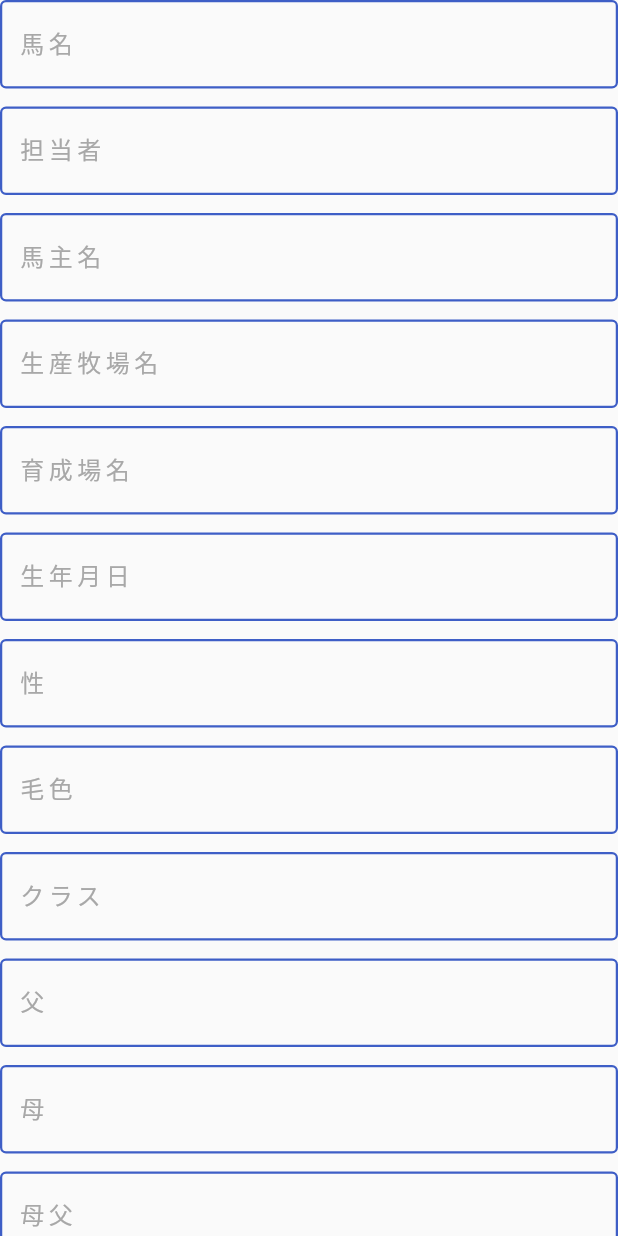
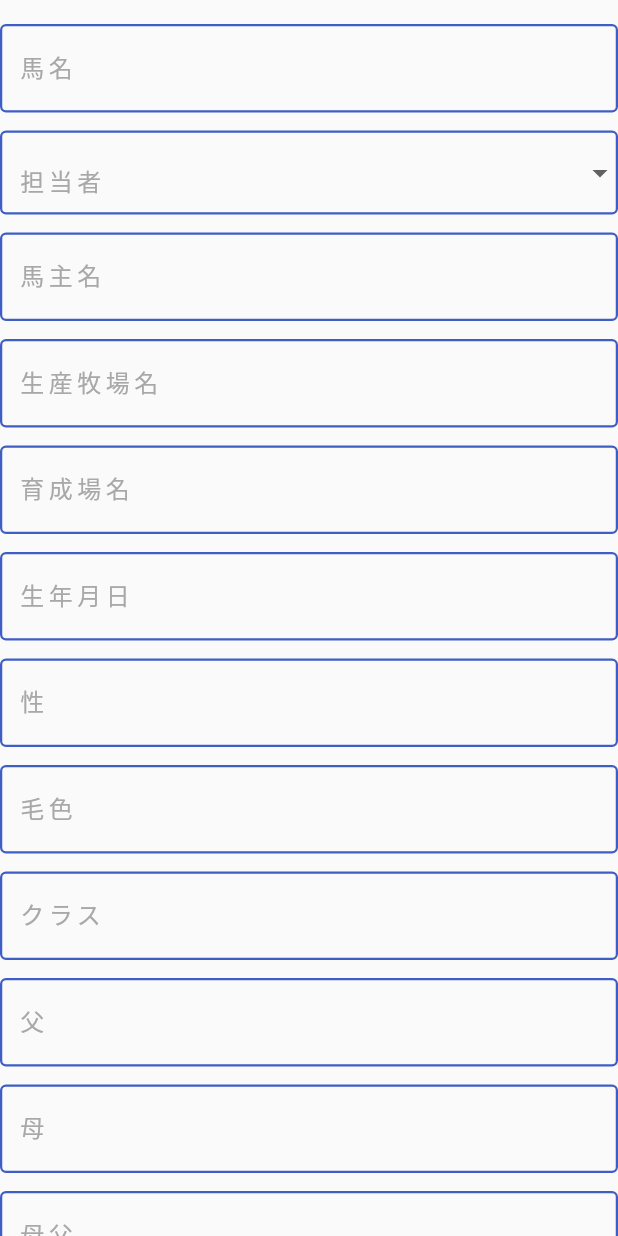
Before and after one commit to treefunk/inblo_flutter, a Flutter app: the AddHorseDialog widget shown alone on an empty page, opened directly, on a phone screen of 412 x 824 dp. Run offline on Flutter 3.47's test engine with Material 2 defaults, Android fonts, the phone set to English and light mode, and no system bars; our stand-ins replace flutter_slidable, flutter_svg; Roboto replaces fonts that are missing (Hiragino).

Commit message:
added dropdown and datepicker textfields

```diff
--- a/lib/common_widgets/general_dialog.dart
+++ b/lib/common_widgets/general_dialog.dart
@@ -1,7 +1,6 @@
 import 'package:flutter/material.dart';
 import 'package:flutter_svg/flutter_svg.dart';
-import 'package:inblo_app/common_widgets/inblo_text_button.dart';
-import 'package:inblo_app/common_widgets/inblo_text_field.dart';
+
 import 'package:inblo_app/constants/app_theme.dart';
 
 void showCustomDialog({
--- a/lib/common_widgets/inblo_text_field.dart
+++ b/lib/common_widgets/inblo_text_field.dart
@@ -2,22 +2,20 @@ import 'package:flutter/material.dart';
 
 import '../constants/app_theme.dart';
 
-class InbloTextField extends StatelessWidget {
-  String textHint;
-  int maxLines;
-
-  InbloTextField({this.textHint = "ーxーxーxー", this.maxLines = 1});
-
-  @override
-  Widget build(BuildContext context) {
-    return TextFormField(
-      style: TextStyle(
+const inbloTextFieldStyle = TextStyle(
   color: Colors.black,
   fontSize: 16,
   fontFamily: "Hiragino",
-      ),
-      decoration: InputDecoration(
+);
+
+InputDecoration getInputDecoration({
+  required BuildContext context,
+  required String textHint,
+  bool isDense = false,
+}) =>
+    InputDecoration(
       labelText: textHint,
+      isDense: isDense,
       alignLabelWithHint: true,
       labelStyle: TextStyle(
         color: Color(0xFFA8A8A8),
@@ -38,14 +36,101 @@ class InbloTextField extends StatelessWidget {
         borderRadius: BorderRadius.circular(4),
       ),
       focusedBorder: OutlineInputBorder(
-          borderSide:
-              BorderSide(width: 2, color: Theme.of(context).primaryColor),
+        borderSide: BorderSide(width: 2, color: Theme.of(context).primaryColor),
         borderRadius: BorderRadius.circular(4),
       ),
+      disabledBorder: OutlineInputBorder(
+        borderSide: BorderSide(width: 2, color: Theme.of(context).primaryColor),
+        borderRadius: BorderRadius.circular(4),
       ),
+    );
+
+class InbloTextField extends StatelessWidget {
+  final String textHint;
+  final int maxLines;
+  final TextEditingController? controller;
+
+  const InbloTextField({
+    this.textHint = "- - - - -",
+    this.maxLines = 1,
+    this.controller,
+  });
+
+  @override
+  Widget build(BuildContext context) {
+    return TextFormField(
+      style: inbloTextFieldStyle,
+      decoration: getInputDecoration(context: context, textHint: textHint),
       maxLines: maxLines,
+      controller: controller,
       // textAlign: TextAlign.left,
       // textAlignVertical: TextAlignVertical.top,
     );
   }
 }
+
+class InbloDropdownTextField extends StatelessWidget {
+  final Function(dynamic) onChanged;
+  final String textHint;
+  final List<DropdownMenuItem> items;
+  final TextEditingController? controller;
+
+  const InbloDropdownTextField({
+    required this.onChanged,
+    this.textHint = "- - - - -",
+    required this.items,
+    this.controller,
+  });
+
+  @override
+  Widget build(BuildContext context) {
+    return DropdownButtonFormField(
+      onChanged: onChanged,
+      items: items,
+      style: inbloTextFieldStyle,
+      decoration: getInputDecoration(
+          context: context, textHint: textHint, isDense: true),
+    );
+  }
+}
+
+class InbloDatePickerField extends StatelessWidget {
+  final Function(String selectedDate) onSelectDate;
+  final String textHint;
+  final TextEditingController? controller;
+
+  const InbloDatePickerField({
+    required this.onSelectDate,
+    this.textHint = "- - - - -",
+    this.controller,
+  });
+
+  Future<DateTime?> _selectDate(BuildContext context) async {
+    final DateTime? picked = await showDatePicker(
+      context: context,
+      initialDate: DateTime.now(),
+      firstDate: DateTime.fromMicrosecondsSinceEpoch(0),
+      lastDate: DateTime.now(),
+      initialEntryMode: DatePickerEntryMode.calendarOnly,
+    );
+
+    return picked;
+  }
+
+  @override
+  Widget build(BuildContext context) {
+    return TextFormField(
+      onTap: () async {
+        DateTime? dt = await _selectDate(context);
+        if (dt != null) onSelectDate(dt.toString());
+      },
+      style: inbloTextFieldStyle,
+      readOnly: true,
+
+      decoration: getInputDecoration(context: context, textHint: textHint),
+      // textAlign: TextAlign.left,
+      controller: controller,
+      // textAlignVertical: TextAlignVertical.top,
+    );
+  }
+}
--- a/lib/features/horse_list/presentation/add_horse_dialog.dart
+++ b/lib/features/horse_list/presentation/add_horse_dialog.dart
@@ -1,19 +1,38 @@
 import 'package:flutter/material.dart';
 import 'package:inblo_app/common_widgets/inblo_text_button.dart';
 import 'package:inblo_app/common_widgets/inblo_text_field.dart';
+import 'package:inblo_app/constants/app_theme.dart';
 
-class AddHorseDialog extends StatelessWidget {
+class AddHorseDialog extends StatefulWidget {
   const AddHorseDialog({super.key});
+
+  @override
+  State<AddHorseDialog> createState() => _AddHorseDialogState();
+}
+
+class _AddHorseDialogState extends State<AddHorseDialog> {
+  final _birthDateController = TextEditingController();
 
   @override
   Widget build(BuildContext context) {
     return Column(
       children: [
+        SizedBox(
+          height: 16,
+        ),
         InbloTextField(
           textHint: "馬名", // horse name
         ),
         SizedBox(height: 12),
-        InbloTextField(
+        // "担当者"
+        InbloDropdownTextField(
+          onChanged: (value) {},
+          items: [
+            DropdownMenuItem(value: "1", child: Text("Jhondee")),
+            DropdownMenuItem(value: "2", child: Text("Jhondee 2")),
+            DropdownMenuItem(value: "3", child: Text("Jhondee 3")),
+            DropdownMenuItem(value: "4", child: Text("Jhondee 4")),
+          ],
           textHint: "担当者", // person in charge
         ),
         SizedBox(height: 12),
@@ -29,8 +48,14 @@ class AddHorseDialog extends StatelessWidget {
           textHint: "育成場名", // training farm name
         ),
         SizedBox(height: 12),
-        InbloTextField(
-          textHint: "生年月日", // birth date
+        InbloDatePickerField(
+          onSelectDate: (selectedDate) {
+            setState(() {
+              _birthDateController.text = selectedDate;
+            });
+          },
+          controller: _birthDateController,
+          textHint: "生年月日",
         ),
         SizedBox(height: 12),
         InbloTextField(
```
Lines whose indentation alone changed are shown as unchanged.
